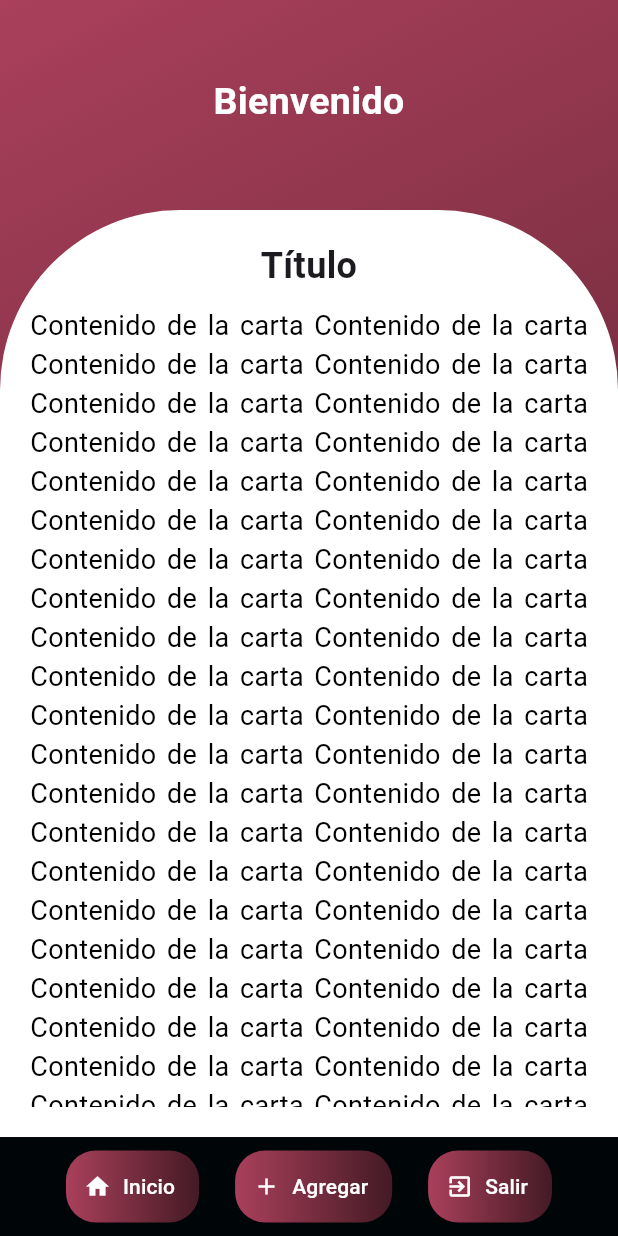
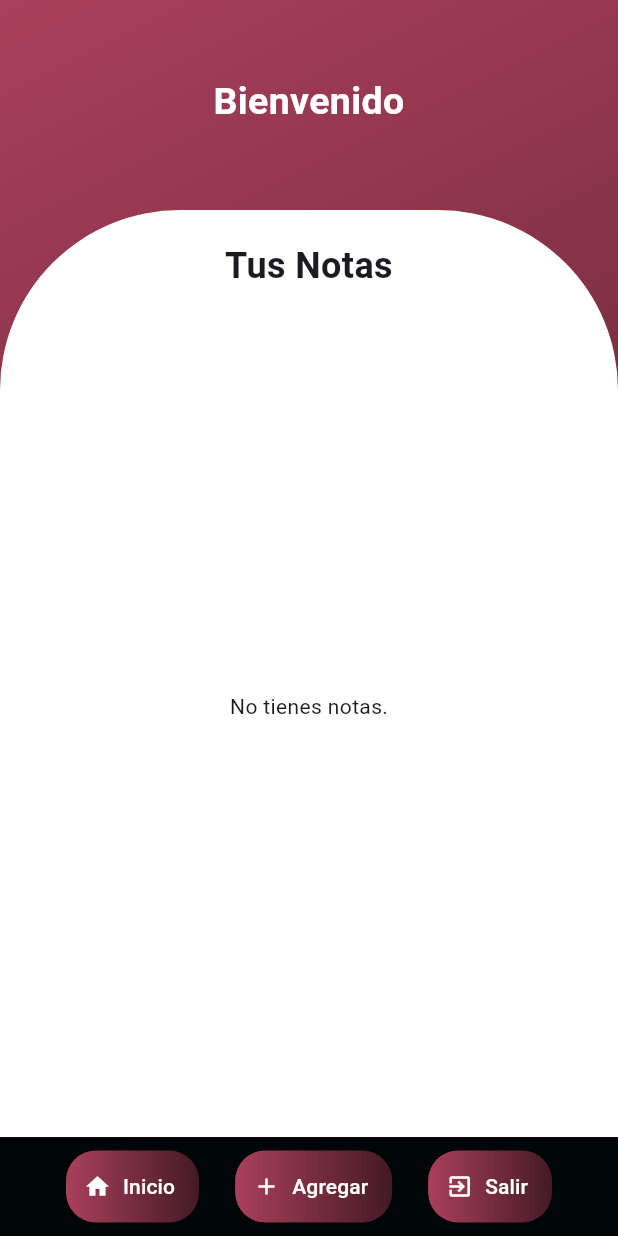
Before and after one commit to Aldluma/teambolillos, a Flutter app: the screen it shows once a user with an empty profile is signed in, on a phone screen of 412 x 824 dp. Run offline on Flutter 3.47's test engine with Material 3 defaults, Android fonts, the light colour scheme and no system bars; our stand-ins replace cloud_firestore, firebase_auth, firebase_core, shared_preferences; accounts and stored records are empty.

Commit message:
Este commit esta creado las pantallas de agregar el sobre, falta aplicar estilos a ciertas pantallas y el funcionamiento a la patallas de detalles o agregar abono

```diff
--- a/lib/BD/firebase_service.dart
+++ b/lib/BD/firebase_service.dart
@@ -76,7 +76,7 @@ class FirebaseService {
       String name, String lastName, String email, String password) async {
     try {
       await _firestore.collection("usuarios").add({
-        "nombre": name,
+        "name": name,
         "apellido": lastName,
         "email": email,
         "password": password,
--- a/lib/main.dart
+++ b/lib/main.dart
@@ -34,8 +34,12 @@ class AuthenticationWrapper extends StatelessWidget {
         }
         if (snapshot.hasData) {
           User? user = snapshot.data;
-          String displayName = user?.displayName ?? user?.email ?? 'Usuario'; // Nombre de usuario o correo electrónico si el nombre no está disponible
-          return principal(email: displayName); // Redirige a la pantalla principal pasando el nombre
+          String displayName = user?.displayName ?? user?.email ?? 'Usuario';
+          String userId = user?.uid ?? ''; // Obtener el ID del usuario
+          return Principal(
+            email: displayName, // Pasar el nombre del usuario o correo electrónico
+            userId: userId, // Pasar el ID del usuario
+          );
         }
         return LoginScreen(); // Redirige a la pantalla de inicio de sesión si el usuario no está autenticado
       },
--- a/lib/pantallas/principal.dart
+++ b/lib/pantallas/principal.dart
@@ -1,18 +1,23 @@
 import 'dart:async';
+import 'package:cloud_firestore/cloud_firestore.dart';
 import 'package:flutter/material.dart';
 import 'package:firebase_auth/firebase_auth.dart';
+import 'package:flutter_team_odaa/pantallas/agregar.dart';
+import 'package:flutter_team_odaa/pantallas/datalleNota.dart';
 import 'package:flutter_team_odaa/pantallas/login.dart';
 
-class principal extends StatefulWidget {
+class Principal extends StatefulWidget {
   final String email;
+  final String userId;
 
-  const principal({Key? key, required this.email}) : super(key: key);
+  const Principal({Key? key, required this.email, required this.userId})
+      : super(key: key);
 
   @override
   _PrincipalState createState() => _PrincipalState();
 }
 
-class _PrincipalState extends State<principal> {
+class _PrincipalState extends State<Principal> {
   late Timer _timer;
   static const int _inactiveTimeInSeconds = 180; // 3 minutos en segundos
 
@@ -43,9 +48,11 @@ class _PrincipalState extends State<principal> {
   }
 
   @override
-  void didUpdateWidget(covariant principal oldWidget) {
+  void didUpdateWidget(covariant Principal oldWidget) {
     super.didUpdateWidget(oldWidget);
-    _resetTimer();
+    if (widget.userId != oldWidget.userId) {
+      _resetTimer();
+    }
   }
 
   @override
@@ -96,8 +103,7 @@ class _PrincipalState extends State<principal> {
                 // Contenedor tipo carta
                 Container(
                   width: double.infinity,
-                  height: MediaQuery.of(context).size.height *
-                      0.75, // Ajustar la altura de la tipo carta
+                  height: MediaQuery.of(context).size.height * 0.75, // Ajustar la altura de la tipo carta
                   padding: EdgeInsets.all(20),
                   decoration: BoxDecoration(
                     color: Colors.white,
@@ -109,19 +115,77 @@ class _PrincipalState extends State<principal> {
                   child: Column(
                     children: [
                       Text(
-                        'Título',
-                        style: TextStyle(
-                            fontSize: 24, fontWeight: FontWeight.bold),
+                        'Tus Notas',
+                        style: TextStyle(fontSize: 24, fontWeight: FontWeight.bold),
                         textAlign: TextAlign.center,
                       ),
                       SizedBox(height: 10),
                       Expanded(
-                        child: SingleChildScrollView(
-                          child: Text(
-                            'Contenido de la carta Contenido de la carta Contenido de la carta Contenido de la carta Contenido de la carta Contenido de la carta Contenido de la carta Contenido de la carta Contenido de la carta Contenido de la carta Contenido de la carta Contenido de la carta Contenido de la carta Contenido de la carta Contenido de la carta Contenido de la carta Contenido de la carta Contenido de la carta Contenido de la carta Contenido de la carta Contenido de la carta Contenido de la carta Contenido de la carta Contenido de la carta Contenido de la carta Contenido de la carta Contenido de la carta Contenido de la carta Contenido de la carta Contenido de la carta Contenido de la carta Contenido de la carta Contenido de la carta Contenido de la carta Contenido de la carta Contenido de la carta Contenido de la carta Contenido de la carta Contenido de la carta Contenido de la carta Contenido de la carta Contenido de la carta Contenido de la carta Contenido de la carta Contenido de la carta ',
-                            style: TextStyle(fontSize: 18, color: Colors.black),
-                            textAlign: TextAlign.justify,
-                          ),
+                        child: StreamBuilder<QuerySnapshot>(
+                          stream: FirebaseFirestore.instance
+                              .collection('notes')
+                              .where('created_by', isEqualTo: widget.userId)
+                             // .orderBy('createdAt', descending: false) // Ordenar por fecha de creación en orden ascendente
+                              .snapshots(),
+                          builder: (context, snapshot) {
+                            if (snapshot.connectionState == ConnectionState.waiting) {
+                              return Center(child: CircularProgressIndicator());
+                            }
+                            if (!snapshot.hasData) {
+                              print("No hay datos en el stream");
+                              return Center(child: Text('No tienes notas.'));
+                            }
+                            if (snapshot.data!.docs.isEmpty) {
+                              print("No hay notas");
+                              return Center(child: Text('No tienes notas.'));
+                            }
+                            print("Notas recibidas: ${snapshot.data!.docs.length}");
+                            for (var doc in snapshot.data!.docs) {
+                              print("Nota: ${doc.id}, Datos: ${doc.data()}");
+                            }
+                            var notes = snapshot.data!.docs;
+                            return ListView.builder(
+                              itemCount: notes.length,
+                              itemBuilder: (context, index) {
+                                var note = notes[index].data() as Map<String, dynamic>;
+                                String noteName = note['name'] ?? 'Sin título';
+
+                                return ListTile(
+                                  title: Container(
+                                    padding: EdgeInsets.all(5.0),
+                                    decoration: BoxDecoration(
+                                      color: Colors.white,
+                                      borderRadius: BorderRadius.circular(12.0),
+                                      border: Border.all(
+                                        color: Colors.black,
+                                        width: 1.5,
+                                      ),
+                                    ),
+                                    alignment: Alignment.center,
+                                    child: Text(
+                                      noteName,
+                                      textAlign: TextAlign.center,
+                                      style: TextStyle(
+                                        fontSize: 20,
+                                        fontWeight: FontWeight.bold,
+                                      ),
+                                    ),
+                                  ),
+                                  onTap: () {
+                                    Navigator.push(
+                                      context,
+                                      MaterialPageRoute(
+                                        builder: (context) => NotaDetalleScreen(
+                                          noteName: noteName,
+                                          noteDetails: note['details'] ?? 'No hay detalles disponibles',
+                                        ),
+                                      ),
+                                    );
+                                  },
+                                );
+                              },
+                            );
+                          },
                         ),
                       ),
                     ],
@@ -130,10 +194,8 @@ class _PrincipalState extends State<principal> {
                 // Contenedor para los botones
                 Container(
                   width: double.infinity,
-                  height: MediaQuery.of(context).size.height *
-                      0.08, // Ajustar altura del contenedor de botones
-                  color: const Color.fromARGB(
-                      255, 0, 5, 8), // Fondo azul para los botones
+                  height: MediaQuery.of(context).size.height * 0.08,
+                  color: const Color.fromARGB(255, 0, 5, 8),
                   child: Padding(
                     padding: const EdgeInsets.symmetric(horizontal: 20),
                     child: Row(
@@ -151,12 +213,9 @@ class _PrincipalState extends State<principal> {
                           child: TextButton.icon(
                             onPressed: () {},
                             icon: Icon(Icons.home, color: Colors.white),
-                            label: Text('Inicio',
-                                style: TextStyle(color: Colors.white)),
+                            label: Text('Inicio', style: TextStyle(color: Colors.white)),
                             style: ButtonStyle(
-                              backgroundColor: MaterialStateProperty.all<Color>(
-                                Colors.transparent,
-                              ),
+                              backgroundColor: MaterialStateProperty.all<Color>(Colors.transparent),
                             ),
                           ),
                         ),
@@ -170,14 +229,21 @@ class _PrincipalState extends State<principal> {
                             borderRadius: BorderRadius.circular(20),
                           ),
                           child: TextButton.icon(
-                            onPressed: () {},
+                            onPressed: () {
+                              Navigator.push(
+                                context,
+                                MaterialPageRoute(
+                                  builder: (context) => NotaFormScreen(
+                                    userId: widget.userId,
+                                    email: widget.email,
+                                  ),
+                                ),
+                              );
+                            },
                             icon: Icon(Icons.add, color: Colors.white),
-                            label: Text('Agregar',
-                                style: TextStyle(color: Colors.white)),
+                            label: Text('Agregar', style: TextStyle(color: Colors.white)),
                             style: ButtonStyle(
-                              backgroundColor: MaterialStateProperty.all<Color>(
-                                Colors.transparent,
-                              ),
+                              backgroundColor: MaterialStateProperty.all<Color>(Colors.transparent),
                             ),
                           ),
                         ),
@@ -197,28 +263,19 @@ class _PrincipalState extends State<principal> {
                                 builder: (BuildContext context) {
                                   return AlertDialog(
                                     title: Text('Confirmar Salida'),
-                                    content: Text(
-                                        '¿Estás seguro de que deseas cerrar sesión?'),
+                                    content: Text('¿Estás seguro de que deseas cerrar sesión?'),
                                     actions: <Widget>[
                                       TextButton(
-                                        child: Text(
-                                          'Cancelar',
-                                          style: TextStyle(color: const Color.fromARGB(255, 0, 0, 0)),
-                                        ),
+                                        child: Text('Cancelar', style: TextStyle(color: const Color.fromARGB(255, 0, 0, 0))),
                                         onPressed: () {
                                           Navigator.of(context).pop();
                                         },
                                       ),
                                       TextButton(
-                                        child: Text(
-                                          'Aceptar',
-                                          style: TextStyle(color: Colors.red),
-                                        ),
+                                        child: Text('Aceptar', style: TextStyle(color: Colors.red)),
                                         onPressed: () {
-                                          Navigator.of(context)
-                                              .pop(); // Cerrar el diálogo de confirmación
-                                          _timer
-                                              .cancel(); // Cancelar el temporizador antes de salir
+                                          Navigator.of(context).pop(); // Cerrar el diálogo de confirmación
+                                          _timer.cancel(); // Cancelar el temporizador antes de salir
                                           _logoutUser(); // Cerrar sesión manualmente
                                         },
                                       ),
@@ -228,12 +285,9 @@ class _PrincipalState extends State<principal> {
                               );
                             },
                             icon: Icon(Icons.exit_to_app, color: Colors.white),
-                            label: Text('Salir',
-                                style: TextStyle(color: Colors.white)),
+                            label: Text('Salir', style: TextStyle(color: Colors.white)),
                             style: ButtonStyle(
-                              backgroundColor: MaterialStateProperty.all<Color>(
-                                Colors.transparent,
-                              ),
+                              backgroundColor: MaterialStateProperty.all<Color>(Colors.transparent),
                             ),
                           ),
                         ),
```
Also changed, not shown: lib/pantallas/agregar.dart (added, +194 -0 lines), lib/pantallas/agregar2.dart (added, +200 -0 lines), lib/pantallas/datalleNota.dart (added, +42 -0 lines), lib/pantallas/login.dart (+12 -14 lines), lib/pantallas/registroUser.dart (+19 -6 lines).
